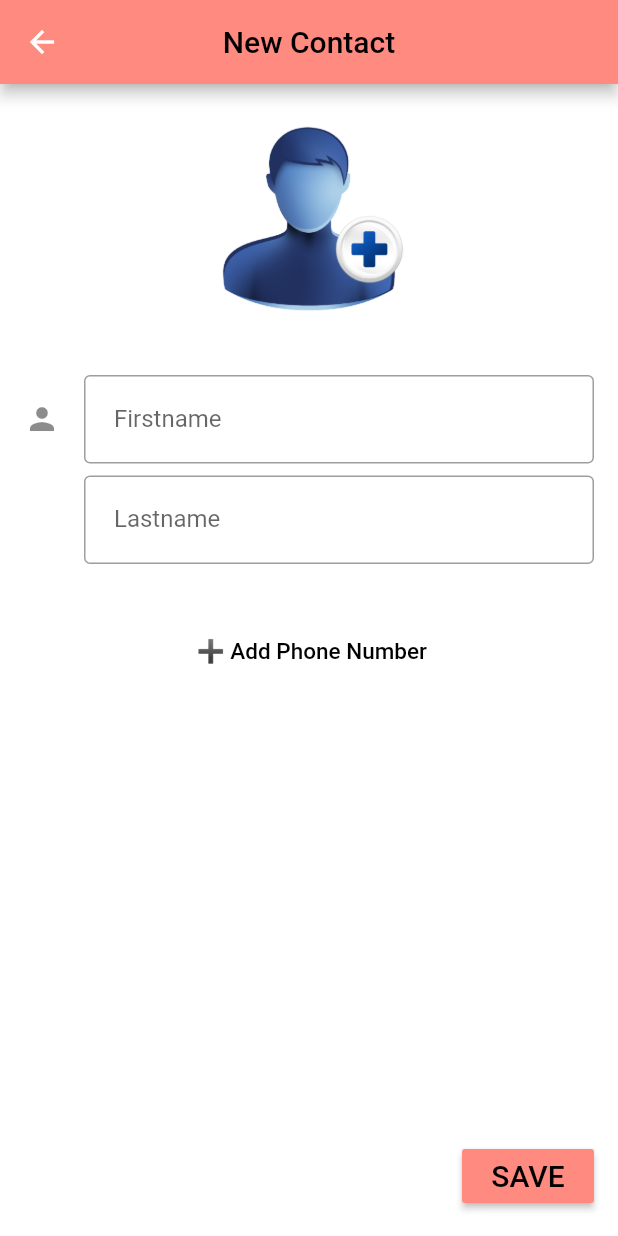
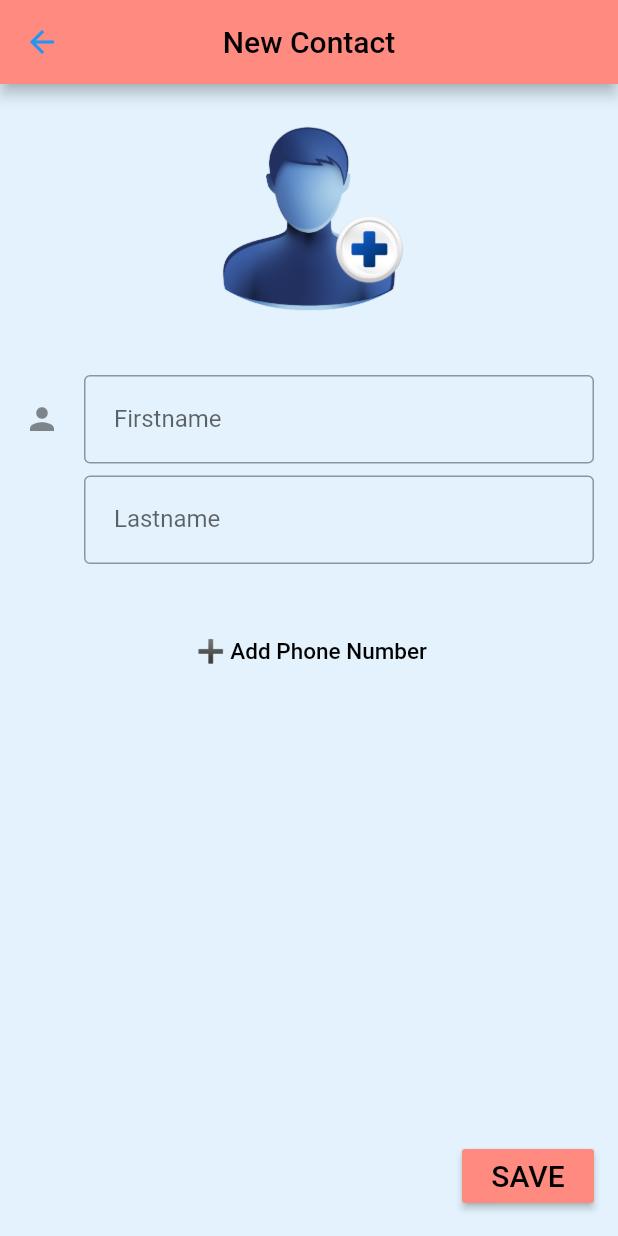
Before and after one commit to AY2020-2021-CpE-OJT/Zar_Task004_PB-APP, a Flutter app: the NewContact screen opened directly, on a phone screen of 412 x 824 dp. Run offline on Flutter 3.47's test engine with Material 2 defaults, Android fonts, the phone set to English and light mode, and no system bars; our stand-ins replace shared_preferences; accounts and stored records are empty; network calls fail.

Commit message:
added features and change all styles

```diff
--- a/lib/Contact/newContact.dart
+++ b/lib/Contact/newContact.dart
@@ -64,8 +64,17 @@ class _NewContactState extends State<NewContact> {
       appBar: AppBar(
         centerTitle: true,
         title: Text("New Contact", style: TextStyle(color: Colors.black, fontSize: 20)),
+        leading: TextButton(
+          child: Icon(Icons.arrow_back),
+          onPressed: () {
+             Navigator.of(context).push(MaterialPageRoute(
+                builder: (BuildContext context) => ViewContact(),
+                ),
+              );
+          },
+        ),
         backgroundColor: Colors.redAccent.shade100),
-        backgroundColor: Colors.white,
+        backgroundColor: Colors.blue[50],
         floatingActionButton: new RaisedButton(
           color: Colors.redAccent.shade100,
           onPressed: () {
@@ -86,7 +95,7 @@ class _NewContactState extends State<NewContact> {
               image: AssetImage('lib/Contact/add-user-icon-6-removebg-preview.png'),
             ),
           ),
-          backgroundColor: Colors.white,
+          backgroundColor: Colors.blue[50],
           radius: 90,
         ),
         SizedBox(height: 10),
```
